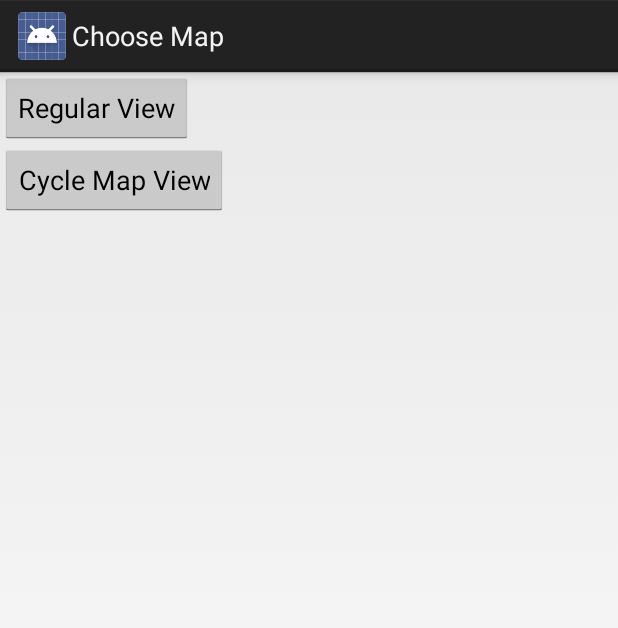
After one commit to 0koraj06/Mapping, an Android app: the MapChooseActivity screen opened directly, with no data from a screen before it, on a phone screen of 412 x 824 dp. The commit adds this screen. Shown: the top 628 px of the screen. Run offline under Robolectric (Android 15) with nearby library versions, the phone set to English and light mode, and no system bars.

Commit message:
Added Second Activity

```diff
--- a/app/src/main/AndroidManifest.xml
+++ b/app/src/main/AndroidManifest.xml
@@ -24,6 +24,8 @@ package="com.example.a0koraj06.mapping">
             <category android:name="android.intent.category.LAUNCHER" />
         </intent-filter>
     </activity>
-</application>
+        <activity android:name=".MapChooseActivity" android:label="@string/choosemap">
+        </activity>
+    </application>
 
 </manifest>
--- /dev/null
+++ b/app/src/main/java/com/example/a0koraj06/mapping/MapChooseActivity.java
@@ -0,0 +1,42 @@
+package com.example.a0koraj06.mapping;
+
+import android.app.Activity;
+import android.content.Intent;
+import android.os.Bundle;
+import android.view.View;
+import android.widget.Button;
+
+/**
+ * Created by 0koraj06 on 09/02/2017.
+ */
+public class MapChooseActivity extends Activity implements View.OnClickListener
+
+{
+    public void onCreate(Bundle savedInstanceState)
+    {
+
+        super.onCreate(savedInstanceState);
+        setContentView(R.layout.mca);
+        Button regular = (Button)findViewById(R.id.btnRegular);
+        regular.setOnClickListener(this);
+        Button cyclemap = (Button)findViewById(R.id.btnCyclemap);
+        cyclemap.setOnClickListener(this);
+
+    }
+
+
+    public void onClick(View v)
+    {
+        Intent intent = new Intent();
+        Bundle bundle=new Bundle();
+        boolean cyclemap=false;
+        if (v.getId()==R.id.btnCyclemap)
+        {
+            cyclemap=true;
+        }
+        bundle.putBoolean("com.example.cyclemap",cyclemap);
+        intent.putExtras(bundle);
+        setResult(RESULT_OK,intent);
+        finish();
+    }
+}
--- a/app/src/main/res/layout/activity_main.xml
+++ b/app/src/main/res/layout/activity_main.xml
@@ -11,8 +11,7 @@
     <EditText
         android:layout_width="match_parent"
         android:layout_height="wrap_content"
-        android:id="@+id/latitude"
-        android:inputType="text|text" />
+        android:id="@+id/latitude" />
 
     <EditText
         android:layout_width="match_parent"
@@ -22,7 +21,6 @@
         android:layout_alignParentStart="true"
         android:layout_marginTop="56dp"
         android:id="@+id/longitude"
-        android:inputType="text|text"
         />
 
     <Button
@@ -46,4 +44,5 @@
         />
 
 
+
 </RelativeLayout>
--- /dev/null
+++ b/app/src/main/res/layout/mca.xml
@@ -0,0 +1,22 @@
+<?xml version="1.0" encoding="utf-8"?>
+
+<LinearLayout
+
+    xmlns:android="http://schemas.android.com/apk/res/android"
+    android:orientation="vertical"
+    android:layout_width="match_parent"
+    android:layout_height="match_parent">
+
+    <Button
+        android:layout_width="wrap_content"
+        android:layout_height="wrap_content"
+        android:text="@string/regularview"
+        android:id="@+id/btnRegular" />
+
+    <Button
+        android:layout_width="wrap_content"
+        android:layout_height="wrap_content"
+        android:text="@string/cyclemapview"
+        android:id="@+id/btnCyclemap" />
+
+</LinearLayout>
--- /dev/null
+++ b/app/src/main/res/menu/menu_hello_map.xml
@@ -0,0 +1,5 @@
+<?xml version="1.0" encoding="utf-8"?>
+<menu
+    xmlns:android="http://schemas.android.com/apk/res/android">
+    <item android:id="@+id/choosemap" android:title="@string/choosemap" />
+</menu>
--- a/app/src/main/res/values/strings.xml
+++ b/app/src/main/res/values/strings.xml
@@ -1,3 +1,9 @@
 <resources>
     <string name="app_name">Mapping</string>
+    <string name="choosemap"> Choose Map</string>
+    <string name="regularview"> Regular View </string>
+    <string name="cyclemapview"> Cycle Map View</string>
+
+
+
 </resources>
--- a/app/src/main/res/values/styles.xml
+++ b/app/src/main/res/values/styles.xml
@@ -1,11 +1,6 @@
+
+
 <resources>
-
-    <!-- Base application theme. -->
-    <style name="AppTheme" parent="Theme.AppCompat.Light.DarkActionBar">
-        <!-- Customize your theme here. -->
-        <item name="colorPrimary">@color/colorPrimary</item>
-        <item name="colorPrimaryDark">@color/colorPrimaryDark</item>
-        <item name="colorAccent">@color/colorAccent</item>
+    <style name="AppTheme" parent="android:Theme.Holo.Light.DarkActionBar">
     </style>
-
 </resources>
```
Also changed, not shown: app/src/main/java/com/example/a0koraj06/mapping/HelloMap.java (+60 -8 lines).
